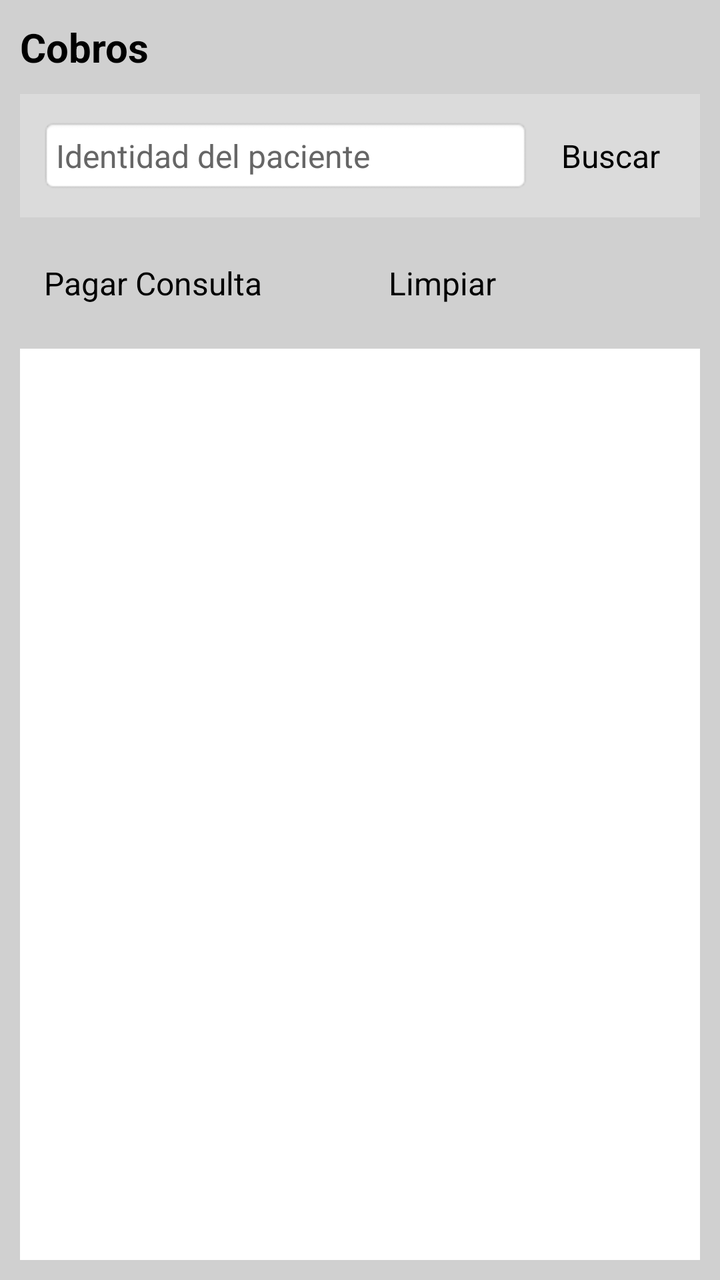
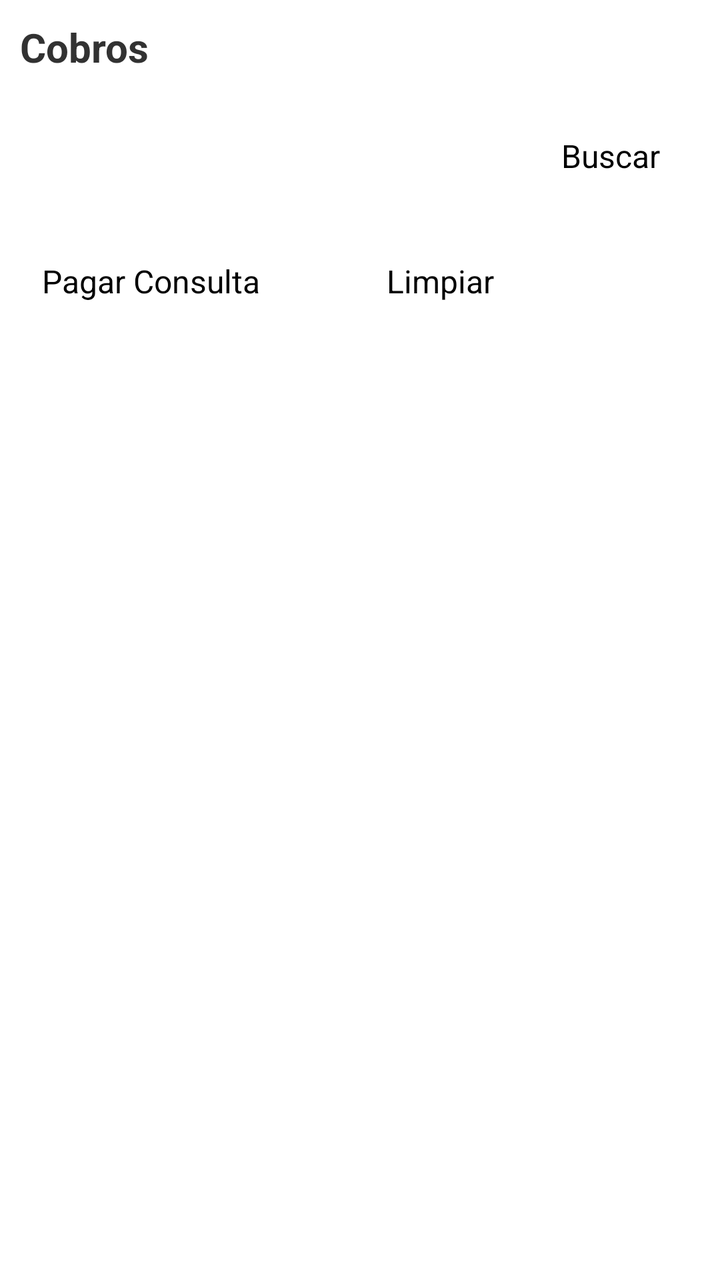

An Android layout rendered at two revisions. The XML below is the earlier revision; the diff shows what the commit changed to produce the second picture.
<!-- AndroidManifest.xml: application theme android:Theme.Holo.Light -->
<!-- res/layout/activity_cobros.xml -->
<?xml version="1.0" encoding="utf-8"?>
<LinearLayout xmlns:android="http://schemas.android.com/apk/res/android"
    android:layout_width="match_parent"
    android:layout_height="match_parent"
    android:orientation="vertical"
    android:padding="10dp"
    android:background="#D0D0D0">

    <TextView
        android:layout_width="wrap_content"
        android:layout_height="wrap_content"
        android:text="Cobros"
        android:textSize="20sp"
        android:textStyle="bold"
        android:textColor="#000000"
        android:layout_marginBottom="10dp"/>

    <LinearLayout
        android:layout_width="match_parent"
        android:layout_height="wrap_content"
        android:orientation="horizontal"
        android:background="#DBDBDB"
        android:padding="10dp">

        <EditText
            android:id="@+id/etIdentidad"
            android:layout_width="0dp"
            android:layout_height="wrap_content"
            android:layout_weight="1"
            android:hint="Identidad del paciente"
            android:inputType="text"
            android:padding="8dp"
            android:textColor="#000000"
            android:textColorHint="#666666"
            android:background="@android:drawable/editbox_background"/>

        <Button
            android:id="@+id/btnBuscar"
            android:layout_width="wrap_content"
            android:layout_height="wrap_content"
            android:text="Buscar"
            android:textColor="#000000"
            android:padding="10dp"
            android:layout_marginLeft="5dp"/>
    </LinearLayout>

    <LinearLayout
        android:layout_width="match_parent"
        android:layout_height="wrap_content"
        android:orientation="horizontal"
        android:layout_marginTop="10dp">

        <Button
            android:id="@+id/btnPagar"
            android:layout_width="0dp"
            android:layout_height="wrap_content"
            android:layout_weight="1"
            android:text="Pagar Consulta"
            android:textColor="#000000"
            android:padding="12dp"/>

        <Button
            android:id="@+id/btnLimpiar"
            android:layout_width="0dp"
            android:layout_height="wrap_content"
            android:layout_weight="1"
            android:layout_marginLeft="5dp"
            android:text="Limpiar"
            android:textColor="#000000"
            android:padding="12dp"/>
    </LinearLayout>

    <ListView
        android:id="@+id/lvCobros"
        android:layout_width="match_parent"
        android:layout_height="0dp"
        android:layout_weight="1"
        android:layout_marginTop="10dp"
        android:background="#FFFFFF"
        android:padding="5dp"/>

</LinearLayout>
<!-- resources referenced by this layout -->
<resources>

</resources>

<!-- the commit's change to res/layout/activity_cobros.xml (unified diff, before → after) -->
@@ -3,8 +3,7 @@
     android:layout_width="match_parent"
     android:layout_height="match_parent"
     android:orientation="vertical"
-    android:padding="10dp"
-    android:background="#D0D0D0">
+    android:padding="10dp">
 
     <TextView
         android:layout_width="wrap_content"
@@ -12,71 +11,62 @@
         android:text="Cobros"
         android:textSize="20sp"
         android:textStyle="bold"
-        android:textColor="#000000"
         android:layout_marginBottom="10dp"/>
 
     <LinearLayout
         android:layout_width="match_parent"
         android:layout_height="wrap_content"
         android:orientation="horizontal"
-        android:background="#DBDBDB"
         android:padding="10dp">
 
-        <EditText
-            android:id="@+id/etIdentidad"
+        <Spinner
+            android:id="@+id/spPacientes"
             android:layout_width="0dp"
             android:layout_height="wrap_content"
             android:layout_weight="1"
-            android:hint="Identidad del paciente"
-            android:inputType="text"
-            android:padding="8dp"
-            android:textColor="#000000"
-            android:textColorHint="#666666"
-            android:background="@android:drawable/editbox_background"/>
+            android:padding="8dp"/>
 
         <Button
             android:id="@+id/btnBuscar"
             android:layout_width="wrap_content"
             android:layout_height="wrap_content"
-            android:text="Buscar"
-            android:textColor="#000000"
+            android:layout_marginLeft="5dp"
             android:padding="10dp"
-            android:layout_marginLeft="5dp"/>
+            android:text="Buscar"/>
     </LinearLayout>
 
     <LinearLayout
         android:layout_width="match_parent"
         android:layout_height="wrap_content"
-        android:orientation="horizontal"
-        android:layout_marginTop="10dp">
+        android:layout_marginTop="10dp"
+        android:orientation="horizontal">
 
         <Button
             android:id="@+id/btnPagar"
             android:layout_width="0dp"
             android:layout_height="wrap_content"
             android:layout_weight="1"
-            android:text="Pagar Consulta"
-            android:textColor="#000000"
-            android:padding="12dp"/>
+            android:padding="11dp"
+            android:text="Pagar Consulta"/>
 
         <Button
             android:id="@+id/btnLimpiar"
             android:layout_width="0dp"
             android:layout_height="wrap_content"
+            android:layout_marginLeft="5dp"
             android:layout_weight="1"
-            android:layout_marginLeft="5dp"
-            android:text="Limpiar"
-            android:textColor="#000000"
-            android:padding="12dp"/>
+            android:padding="11dp"
+            android:text="Limpiar"/>
     </LinearLayout>
 
     <ListView
         android:id="@+id/lvCobros"
         android:layout_width="match_parent"
         android:layout_height="0dp"
+        android:layout_marginTop="10dp"
         android:layout_weight="1"
-        android:layout_marginTop="10dp"
-        android:background="#FFFFFF"
         android:padding="5dp"/>
 
+    
+
 </LinearLayout>
